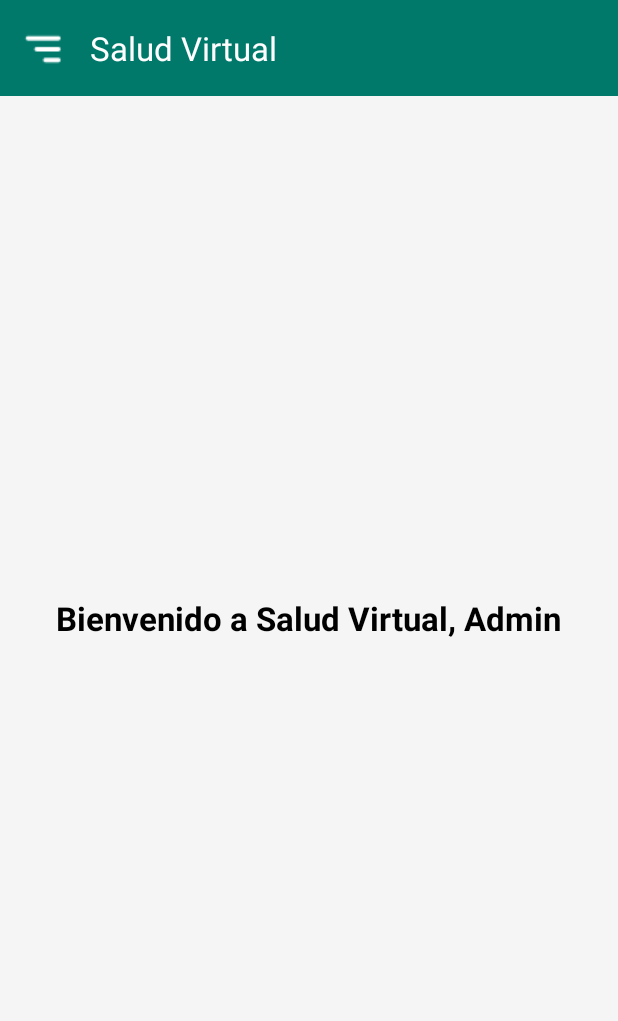
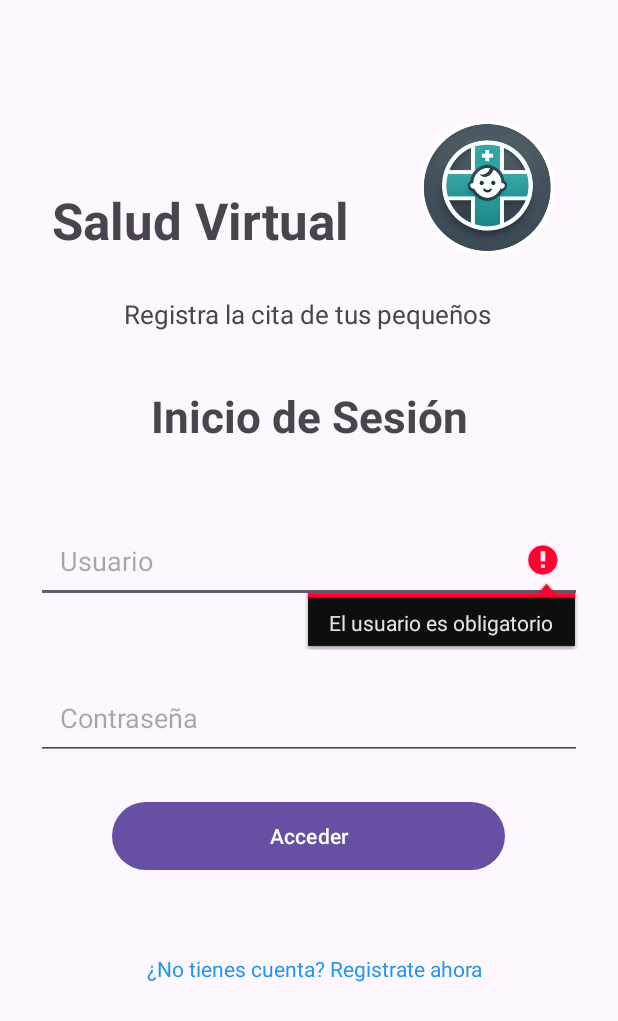
Before and after one commit to doomii18/PlataformaMovil_SaludVirtual, an Android app: the screen it shows after launch (MenudeGestion before the commit, LoginActivity after it), after a tap on "Acceder", on a phone screen of 412 x 824 dp. Shown: the top 1021 px of the screen. Run offline under Robolectric (Android 15) with nearby library versions, the phone set to English and light mode, and no system bars.

Commit message:
Commint #6
Validación del Login, corrección de Layouts

```diff
--- a/app/src/main/java/com/example/plataformasalud_virtual/LoginActivity.kt
+++ b/app/src/main/java/com/example/plataformasalud_virtual/LoginActivity.kt
@@ -3,7 +3,9 @@ package com.example.plataformasalud_virtual
 import android.content.Intent
 import android.os.Bundle
 import android.widget.Button
+import android.widget.EditText
 import android.widget.TextView
+import android.widget.Toast
 import androidx.activity.enableEdgeToEdge
 import androidx.appcompat.app.AppCompatActivity
 import androidx.core.splashscreen.SplashScreen.Companion.installSplashScreen
@@ -15,22 +17,41 @@ class LoginActivity : AppCompatActivity() {
         enableEdgeToEdge()
         setContentView(R.layout.activity_login)
 
+        // Referencias a los campos
+        val usuario = findViewById<EditText>(R.id.editTextText)
+        val password = findViewById<EditText>(R.id.editTextTextPassword)
+        val btnAcceder = findViewById<Button>(R.id.button)
+        val registro = findViewById<TextView>(R.id.registro)
 
+        // Acción al hacer clic en "Acceder"
+        btnAcceder.setOnClickListener {
+            val userText = usuario.text.toString().trim()
+            val passText = password.text.toString().trim()
 
-        // Referencia al botón de acceder
-        val accederButton: Button = findViewById(R.id.button) // Asegúrate de que el ID sea correcto
-        accederButton.setOnClickListener {
-            // Navegar a MenudeGestion
-            val intent = Intent(this, MenudeGestion::class.java)
-            startActivity(intent)
+            when {
+                userText.isEmpty() -> {
+                    usuario.error = "El usuario es obligatorio"
+                }
+                passText.isEmpty() -> {
+                    password.error = "La contraseña es obligatoria"
+                }
+                passText.length < 8 -> {
+                    password.error = "La contraseña debe tener al menos 8 caracteres"
+                }
+                else -> {
+                    Toast.makeText(this, "Validación correcta", Toast.LENGTH_SHORT).show()
+
+                    // Si pasa la validación, navegar a MenudeGestion
+                    val intent = Intent(this, MenuActivity::class.java)
+                    startActivity(intent)
+                }
+            }
         }
 
-        // Referencia al texto de registro
-        val registro: TextView = findViewById(R.id.registro)
+        // Acción al hacer clic en "Registrarse"
         registro.setOnClickListener {
             val intent = Intent(this, RegistrarseActivity::class.java)
             startActivity(intent)
         }
-
     }
 }
--- a/app/src/main/java/com/example/plataformasalud_virtual/MenudeGestion.kt
+++ /dev/null
@@ -1,93 +0,0 @@
-package com.example.plataformasalud_virtual
-
-import android.content.Intent
-import android.os.Bundle
-import androidx.appcompat.app.AppCompatActivity
-import androidx.appcompat.widget.Toolbar
-import androidx.core.view.GravityCompat
-import androidx.drawerlayout.widget.DrawerLayout
-import com.google.android.material.navigation.NavigationView
-
-class MenudeGestion: AppCompatActivity() {
-
-    private lateinit var drawerLayout: DrawerLayout
-
-    override fun onCreate(savedInstanceState: Bundle?) {
-        super.onCreate(savedInstanceState)
-        setContentView(R.layout.activity_menudegestion)
-
-
-
-
-        drawerLayout = findViewById(R.id.drawer_layout)
-        val navView: NavigationView = findViewById(R.id.nav_view)
-
-        val toolbar: Toolbar = findViewById(R.id.toolbar)
-        setSupportActionBar(toolbar)
-
-
-        // Habilitar el ícono de navegación (hamburguesa)
-        supportActionBar?.setDisplayHomeAsUpEnabled(true)
-        supportActionBar?.setHomeButtonEnabled(true)
-
-        supportActionBar?.setHomeAsUpIndicator(R.drawable.menu)
-
-        // Configurar el listener para abrir el menú
-        toolbar.setNavigationOnClickListener {
-            drawerLayout.openDrawer(GravityCompat.START) // Abre el menú lateral
-        }
-
-        navView.setNavigationItemSelectedListener { menuItem ->
-            when (menuItem.itemId) {
-                R.id.nav_pacientes -> {
-                    // Navegar a la actividad Pacientes
-                }
-                // Agrega más
-            }
-            drawerLayout.closeDrawers()
-            true
-        }
-
-
-        navView.setNavigationItemSelectedListener { menuItem ->
-            when (menuItem.itemId) {
-
-                R.id.nav_pacientes -> {
-                    val intent = Intent(this, PacienteActivity::class.java)
-                    startActivity(intent)
-                }
-
-                R.id.nav_tutores -> {
-                    val intent = Intent(this, TutoresActivity::class.java)
-                    startActivity(intent)
-                }
-
-                R.id.nav_citas -> {
-                    val intent = Intent(this, CitasMedicasActivity::class.java)
-                    startActivity(intent)
-                }
-
-                R.id.nav_area_salud -> {
-                    val intent = Intent(this, ÁreadeSaludActivity::class.java)
-                    startActivity(intent)
-                }
-
-                R.id.nav_historial -> {
-                    val intent = Intent(this, HistorialActivity::class.java)
-                    startActivity(intent)
-                }
-
-                R.id.nav_reportes -> {
-                    val intent = Intent(this, ReportesActivity::class.java)
-                    startActivity(intent)
-                }
-
-
-            }
-            drawerLayout.closeDrawers() // cierra el menú al seleccionar
-            true
-        }
-
-
-    }
-}
--- a/app/src/main/res/layout/activity_menudegestion.xml
+++ /dev/null
@@ -1,56 +0,0 @@
-<?xml version="1.0" encoding="utf-8"?>
-<androidx.drawerlayout.widget.DrawerLayout
-    xmlns:android="http://schemas.android.com/apk/res/android"
-    xmlns:app="http://schemas.android.com/apk/res-auto"
-    android:id="@+id/drawer_layout"
-    android:layout_width="match_parent"
-    android:layout_height="match_parent"
-    android:fitsSystemWindows="true">
-
-    <!-- CONTENIDO PRINCIPAL -->
-    <RelativeLayout
-        android:layout_width="match_parent"
-        android:layout_height="match_parent"
-        android:background="@color/background_light">
-
-        <!-- Toolbar moderno -->
-        <androidx.appcompat.widget.Toolbar
-            android:id="@+id/toolbar"
-            android:layout_width="match_parent"
-            android:layout_height="?attr/actionBarSize"
-            android:background="@color/teal_700"
-            android:theme="@style/ThemeOverlay.AppCompat.Dark.ActionBar"
-            app:title="Salud Virtual"
-            app:titleTextColor="@android:color/white"
-            app:popupTheme="@style/ThemeOverlay.AppCompat.Light" />
-
-        <!-- Mensaje de bienvenida -->
-        <TextView
-            android:id="@+id/tvBienvenida"
-            android:layout_width="wrap_content"
-            android:layout_height="wrap_content"
-            android:text="Bienvenido a Salud Virtual, Admin"
-            android:textSize="22sp"
-            android:textStyle="bold"
-            android:textColor="@color/black"
-            android:layout_centerInParent="true"
-            android:gravity="center"
-            android:padding="16dp"/>
-
-        <!-- Botón de acción -->
-    </RelativeLayout>
-
-    <!-- MENÚ LATERAL -->
-    <com.google.android.material.navigation.NavigationView
-        android:id="@+id/nav_view"
-        android:layout_width="wrap_content"
-        android:layout_height="match_parent"
-        android:layout_gravity="start"
-        android:fitsSystemWindows="true"
-        app:headerLayout="@layout/nav_headermenugestion"
-        app:menu="@menu/nav_menugestion"
-        app:itemIconTint="@color/teal_700"
-        app:itemTextColor="@color/black"
-        app:itemRippleColor="@color/teal_200"
-        app:theme="@style/NavigationMenuStyle"/>
-</androidx.drawerlayout.widget.DrawerLayout>
```
Also changed, not shown: app/src/main/AndroidManifest.xml (+4 -12 lines), app/src/main/java/com/example/plataformasalud_virtual/CitasMedicasActivity.kt (deleted, +0 -11 lines), app/src/main/java/com/example/plataformasalud_virtual/HistorialActivity.kt (deleted, +0 -11 lines), app/src/main/java/com/example/plataformasalud_virtual/MenuActivity.kt (added, +20 -0 lines), app/src/main/java/com/example/plataformasalud_virtual/PacienteActivity.kt (deleted, +0 -11 lines), app/src/main/java/com/example/plataformasalud_virtual/ReportesActivity.kt (deleted, +0 -11 lines), app/src/main/java/com/example/plataformasalud_virtual/TutoresActivity.kt (deleted, +0 -11 lines), app/src/main/java/com/example/plataformasalud_virtual/ÁreadeSaludActivity.kt (deleted, +0 -11 lines), app/src/main/res/layout/activity_menu.xml (added, +10 -0 lines), app/src/main/res/layout/nav_areadesalud.xml (deleted, +0 -14 lines), app/src/main/res/layout/nav_citasmedicas.xml (deleted, +0 -14 lines), app/src/main/res/layout/nav_headermenugestion.xml (deleted, +0 -43 lines), app/src/main/res/layout/nav_historial.xml (deleted, +0 -14 lines), app/src/main/res/layout/nav_paciente.xml (deleted, +0 -14 lines), 2 more files.
